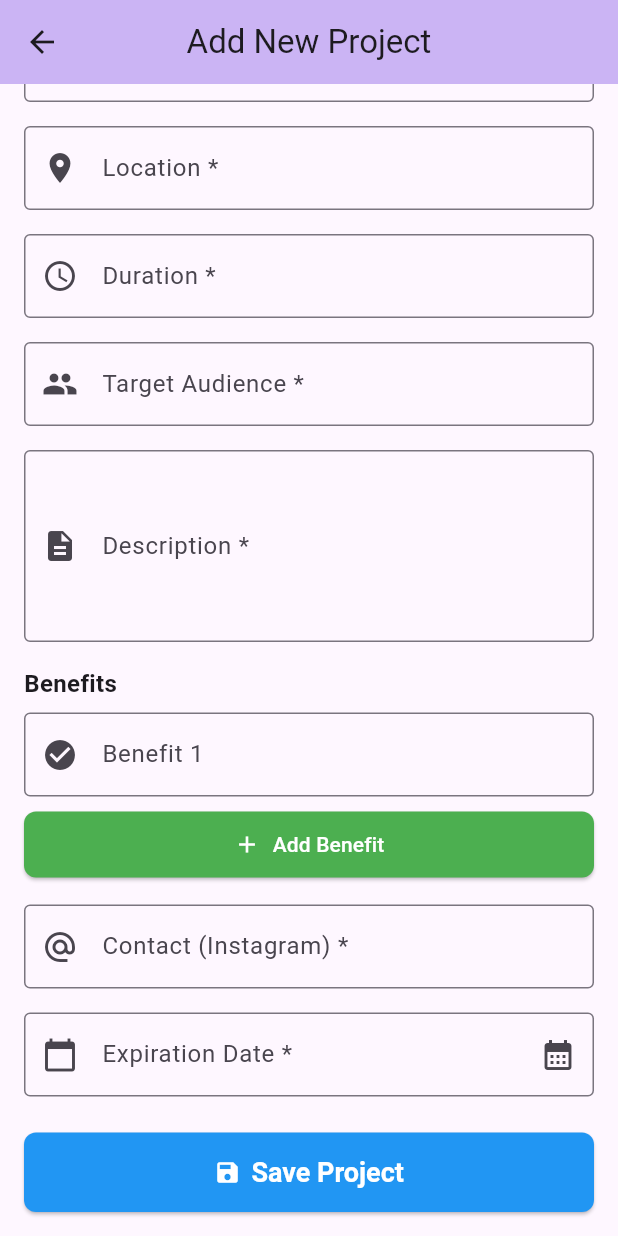
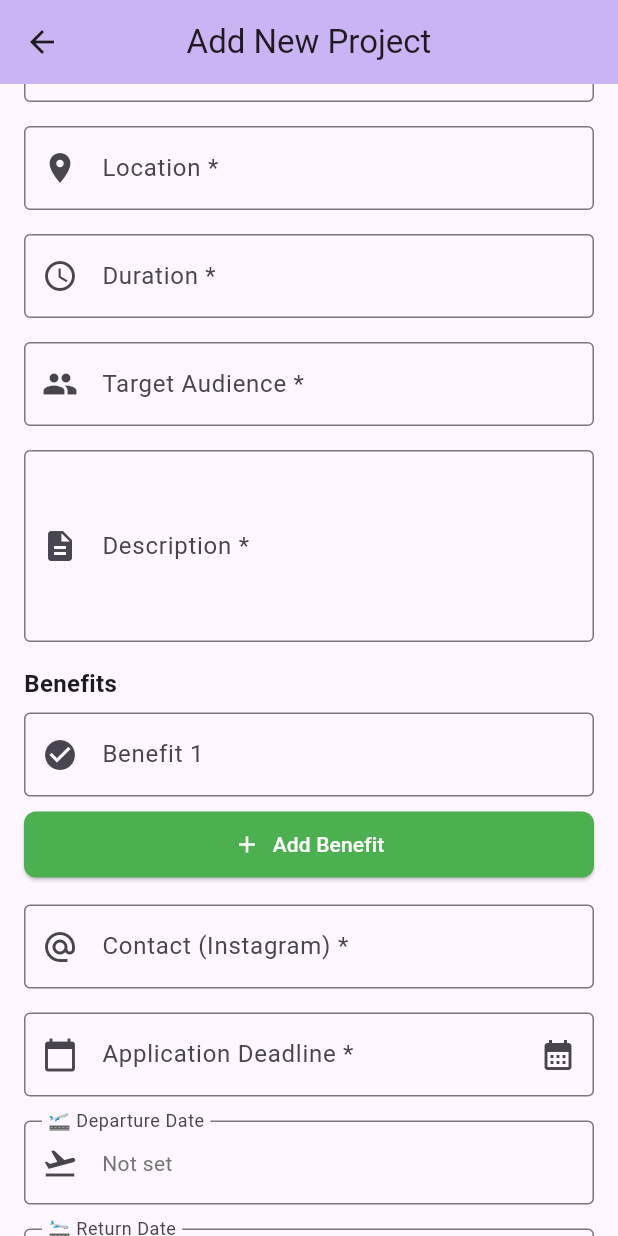
Before and after one commit to GiuseppeVitolo17/TmelnikAPP, a Flutter app: the AddProjectScreen screen opened directly, scrolled down 60 dp, on a phone screen of 412 x 824 dp. Run offline on Flutter 3.47's test engine with Material 3 defaults, Android fonts, the phone set to English and light mode, and no system bars; our stand-ins replace cloud_firestore, firebase_auth, firebase_core, google_sign_in, shared_preferences, table_calendar; missing offline and left inert: dart:js; accounts and stored records are empty; statements that could not run were skipped.

Commit message:
refactor: Remove local Project storage, use only Firebase ProjectOffer
- Removed ProjectService dependency from calendar
- Calendar now uses only ProjectOffer from Firebase
- Added departureDate and returnDate fields to ProjectOffer model
- Added departure/return date pickers to AddProjectScreen
- Updated calendar to show departure (🛫) and return (🛬) dates from ProjectOffer
- Fixed collection name from 'projects' to 'project_offers'

```diff
--- a/lib/main.dart
+++ b/lib/main.dart
@@ -712,8 +712,8 @@ ${(offer['benefits'] as List).map((b) => '• $b').join('\n')}
       ),
       body: StreamBuilder<QuerySnapshot>(
         stream: FirebaseFirestore.instance
-            .collection('projects')
-            .orderBy('createdAt', descending: true)
+            .collection('project_offers')
+            .where('isActive', isEqualTo: true)
             .snapshots(),
         builder: (context, snapshot) {
           if (snapshot.hasError) {
--- a/lib/models/project_offer.dart
+++ b/lib/models/project_offer.dart
@@ -12,6 +12,8 @@ class ProjectOffer {
   final String contactInfo;
   final DateTime createdAt;
   final DateTime expiresAt;
+  final DateTime? departureDate;
+  final DateTime? returnDate;
   final OfferStatus status;
   final int shareCount;
   final String imageUrl;
@@ -28,6 +30,8 @@ class ProjectOffer {
     required this.contactInfo,
     required this.createdAt,
     required this.expiresAt,
+    this.departureDate,
+    this.returnDate,
     this.status = OfferStatus.active,
     this.shareCount = 0,
     this.imageUrl = '',
@@ -45,6 +49,8 @@ class ProjectOffer {
     String? contactInfo,
     DateTime? createdAt,
     DateTime? expiresAt,
+    DateTime? departureDate,
+    DateTime? returnDate,
     OfferStatus? status,
     int? shareCount,
     String? imageUrl,
@@ -61,6 +67,8 @@ class ProjectOffer {
       contactInfo: contactInfo ?? this.contactInfo,
       createdAt: createdAt ?? this.createdAt,
       expiresAt: expiresAt ?? this.expiresAt,
+      departureDate: departureDate ?? this.departureDate,
+      returnDate: returnDate ?? this.returnDate,
       status: status ?? this.status,
       shareCount: shareCount ?? this.shareCount,
       imageUrl: imageUrl ?? this.imageUrl,
@@ -80,6 +88,8 @@ class ProjectOffer {
       'contactInfo': contactInfo,
       'createdAt': createdAt.toIso8601String(),
       'expiresAt': expiresAt.toIso8601String(),
+      'departureDate': departureDate?.toIso8601String(),
+      'returnDate': returnDate?.toIso8601String(),
       'status': status.name,
       'shareCount': shareCount,
       'imageUrl': imageUrl,
@@ -99,6 +109,8 @@ class ProjectOffer {
       contactInfo: json['contactInfo'],
       createdAt: DateTime.parse(json['createdAt']),
       expiresAt: DateTime.parse(json['expiresAt']),
+      departureDate: json['departureDate'] != null ? DateTime.parse(json['departureDate']) : null,
+      returnDate: json['returnDate'] != null ? DateTime.parse(json['returnDate']) : null,
       status: OfferStatus.values.firstWhere(
         (e) => e.name == json['status'],
         orElse: () => OfferStatus.active,
@@ -122,6 +134,8 @@ class ProjectOffer {
       'contactInfo': contactInfo,
       'createdAt': Timestamp.fromDate(createdAt),
       'expiresAt': Timestamp.fromDate(expiresAt),
+      'departureDate': departureDate != null ? Timestamp.fromDate(departureDate!) : null,
+      'returnDate': returnDate != null ? Timestamp.fromDate(returnDate!) : null,
       'status': status.name,
       'shareCount': shareCount,
       'imageUrl': imageUrl,
@@ -144,6 +158,8 @@ class ProjectOffer {
       contactInfo: data['contactInfo'] ?? '',
       createdAt: (data['createdAt'] as Timestamp?)?.toDate() ?? DateTime.now(),
       expiresAt: (data['expiresAt'] as Timestamp?)?.toDate() ?? DateTime.now(),
+      departureDate: (data['departureDate'] as Timestamp?)?.toDate(),
+      returnDate: (data['returnDate'] as Timestamp?)?.toDate(),
       status: OfferStatus.values.firstWhere(
         (e) => e.name == data['status'],
         orElse: () => OfferStatus.active,
--- a/lib/screens/add_project_screen.dart
+++ b/lib/screens/add_project_screen.dart
@@ -1,6 +1,8 @@
 import 'package:flutter/material.dart';
 import 'package:cloud_firestore/cloud_firestore.dart';
+import 'package:firebase_auth/firebase_auth.dart';
 import '../models/project_offer.dart';
+import '../services/user_role_service.dart';
 
 /// Screen for admins to add new project offers
 class AddProjectScreen extends StatefulWidget {
@@ -23,6 +25,8 @@ class _AddProjectScreenState extends State<AddProjectScreen> {
 
   final List<TextEditingController> _benefitControllers = [TextEditingController()];
   bool _isLoading = false;
+  DateTime? _departureDate;
+  DateTime? _returnDate;
 
   @override
   void dispose() {
@@ -67,6 +71,34 @@ class _AddProjectScreenState extends State<AddProjectScreen> {
     }
   }
 
+  Future<void> _selectDepartureDate() async {
+    final DateTime? picked = await showDatePicker(
+      context: context,
+      initialDate: _departureDate ?? DateTime.now(),
+      firstDate: DateTime.now(),
+      lastDate: DateTime.now().add(const Duration(days: 365 * 2)),
+    );
+    if (picked != null) {
+      setState(() {
+        _departureDate = picked;
+      });
+    }
+  }
+
+  Future<void> _selectReturnDate() async {
+    final DateTime? picked = await showDatePicker(
+      context: context,
+      initialDate: _returnDate ?? (_departureDate ?? DateTime.now()),
+      firstDate: _departureDate ?? DateTime.now(),
+      lastDate: DateTime.now().add(const Duration(days: 365 * 2)),
+    );
+    if (picked != null) {
+      setState(() {
+        _returnDate = picked;
+      });
+    }
+  }
+
   Future<void> _saveProject() async {
     if (!_formKey.currentState!.validate()) return;
 
@@ -90,11 +122,13 @@ class _AddProjectScreenState extends State<AddProjectScreen> {
         contactInfo: _contactController.text.trim(),
         createdAt: DateTime.now(),
         expiresAt: _selectedDate ?? DateTime.now().add(const Duration(days: 30)),
+        departureDate: _departureDate,
+        returnDate: _returnDate,
       );
 
       // Save to Firestore
       await FirebaseFirestore.instance
-          .collection('projects')
+          .collection('project_offers')
           .add(project.toFirestore());
 
       if (mounted) {
@@ -256,7 +290,7 @@ class _AddProjectScreenState extends State<AddProjectScreen> {
                     TextFormField(
                       controller: _expiresController,
                       decoration: InputDecoration(
-                        labelText: 'Expiration Date *',
+                        labelText: 'Application Deadline *',
                         border: const OutlineInputBorder(),
                         prefixIcon: const Icon(Icons.calendar_today),
                         hintText: 'YYYY-MM-DD',
@@ -269,6 +303,66 @@ class _AddProjectScreenState extends State<AddProjectScreen> {
                       onTap: _selectDate,
                       validator: (value) =>
                           value?.isEmpty ?? true ? 'Required' : null,
+                    ),
+                    const SizedBox(height: 16),
+                    InkWell(
+                      onTap: _selectDepartureDate,
+                      child: InputDecorator(
+                        decoration: InputDecoration(
+                          labelText: '🛫 Departure Date',
+                          hintText: 'Select departure date',
+                          border: const OutlineInputBorder(),
+                          prefixIcon: const Icon(Icons.flight_takeoff),
+                          suffixIcon: _departureDate != null
+                              ? IconButton(
+                                  icon: const Icon(Icons.clear),
+                                  onPressed: () {
+                                    setState(() {
+                                      _departureDate = null;
+                                    });
+                                  },
+                                )
+                              : null,
+                        ),
+                        child: Text(
+                          _departureDate != null
+                              ? '${_departureDate!.day}/${_departureDate!.month}/${_departureDate!.year}'
+                              : 'Not set',
+                          style: TextStyle(
+                            color: _departureDate != null ? Colors.black87 : Colors.grey[600],
+                          ),
+                        ),
+                      ),
+                    ),
+                    const SizedBox(height: 16),
+                    InkWell(
+                      onTap: _selectReturnDate,
+                      child: InputDecorator(
+                        decoration: InputDecoration(
+                          labelText: '🛬 Return Date',
+                          hintText: 'Select return date',
+                          border: const OutlineInputBorder(),
+                          prefixIcon: const Icon(Icons.flight_land),
+                          suffixIcon: _returnDate != null
+                              ? IconButton(
+                                  icon: const Icon(Icons.clear),
+                                  onPressed: () {
+                                    setState(() {
+                                      _returnDate = null;
+                                    });
+                                  },
+                                )
+                              : null,
+                        ),
+                        child: Text(
+                          _returnDate != null
+                              ? '${_returnDate!.day}/${_returnDate!.month}/${_returnDate!.year}'
+                              : 'Not set',
+                          style: TextStyle(
+                            color: _returnDate != null ? Colors.black87 : Colors.grey[600],
+                          ),
+                        ),
+                      ),
                     ),
                     const SizedBox(height: 24),
                     ElevatedButton.icon(
--- a/lib/screens/diary_calendar_screen.dart
+++ b/lib/screens/diary_calendar_screen.dart
@@ -1,10 +1,8 @@
 import 'package:flutter/material.dart';
 import 'package:table_calendar/table_calendar.dart';
 import '../models/journal_entry.dart';
-import '../models/project.dart';
 import '../models/project_offer.dart';
 import '../services/journal_service.dart';
-import '../services/project_service.dart';
 import '../services/firebase_firestore_service.dart';
 import 'package:uuid/uuid.dart';
 
@@ -17,7 +15,6 @@ class DiaryCalendarScreen extends StatefulWidget {
 
 class _DiaryCalendarScreenState extends State<DiaryCalendarScreen> {
   final JournalService _journalService = JournalService.instance;
-  final ProjectService _projectService = ProjectService.instance;
   final FirebaseFirestoreService _firestoreService = FirebaseFirestoreService();
   final _uuid = const Uuid();
 
@@ -26,7 +23,6 @@ class _DiaryCalendarScreenState extends State<DiaryCalendarScreen> {
   CalendarFormat _calendarFormat = CalendarFormat.month;
 
   List<JournalEntry> _journalEntries = [];
-  List<Project> _projects = [];
   List<ProjectOffer> _projectOffers = [];
   bool _isLoading = true;
 
@@ -43,12 +39,12 @@ class _DiaryCalendarScreenState extends State<DiaryCalendarScreen> {
 
     try {
       final entries = await _journalService.getAllEntries();
-      final projects = await _projectService.getAllProjects();
+      // Note: Using ProjectOffer from Firebase instead of local Projects
       final offers = await _firestoreService.getProjectOffers();
 
       setState(() {
         _journalEntries = entries;
-        _projects = projects;
+        _projects = []; // We're using Firebase ProjectOffer instead
         _projectOffers = offers;
         _isLoading = false;
       });
@@ -82,33 +78,33 @@ class _DiaryCalendarScreenState extends State<DiaryCalendarScreen> {
       ));
     }
 
-    // Project departure dates
-    for (var project in _projects) {
-      if (project.departureDate != null &&
-          project.departureDate!.year == day.year &&
-          project.departureDate!.month == day.month &&
-          project.departureDate!.day == day.day) {
+    // Project offers - departure, return, and deadline dates
+    for (var offer in _projectOffers) {
+      // Departure dates
+      if (offer.departureDate != null &&
+          offer.departureDate!.year == day.year &&
+          offer.departureDate!.month == day.month &&
+          offer.departureDate!.day == day.day) {
         events.add(CalendarEvent(
           type: EventType.departure,
-          title: '🛫 Departure: ${project.name}',
-          data: project,
+          title: '🛫 Departure: ${offer.title}',
+          data: offer,
         ));
       }
 
-      if (project.returnDate != null &&
-          project.returnDate!.year == day.year &&
-          project.returnDate!.month == day.month &&
-          project.returnDate!.day == day.day) {
+      // Return dates
+      if (offer.returnDate != null &&
+          offer.returnDate!.year == day.year &&
+          offer.returnDate!.month == day.month &&
+          offer.returnDate!.day == day.day) {
         events.add(CalendarEvent(
           type: EventType.returnDate,
-          title: '🛬 Return: ${project.name}',
-          data: project,
+          title: '🛬 Return: ${offer.title}',
+          data: offer,
         ));
       }
-    }
 
-    // Project offer expiration dates
-    for (var offer in _projectOffers) {
+      // Deadline dates
       if (offer.expiresAt.year == day.year &&
           offer.expiresAt.month == day.month &&
           offer.expiresAt.day == day.day) {
@@ -336,11 +332,11 @@ class _DiaryCalendarScreenState extends State<DiaryCalendarScreen> {
           ],
         );
       case EventType.departure:
-        final project = event.data as Project;
-        return Text('Departure for ${project.name}');
+        final offer = event.data as ProjectOffer;
+        return Text('Departure for ${offer.title}');
       case EventType.returnDate:
-        final project = event.data as Project;
-        return Text('Return from ${project.name}');
+        final offer = event.data as ProjectOffer;
+        return Text('Return from ${offer.title}');
       case EventType.deadline:
         final offer = event.data as ProjectOffer;
         return Text('Application deadline for ${offer.title}');
```
